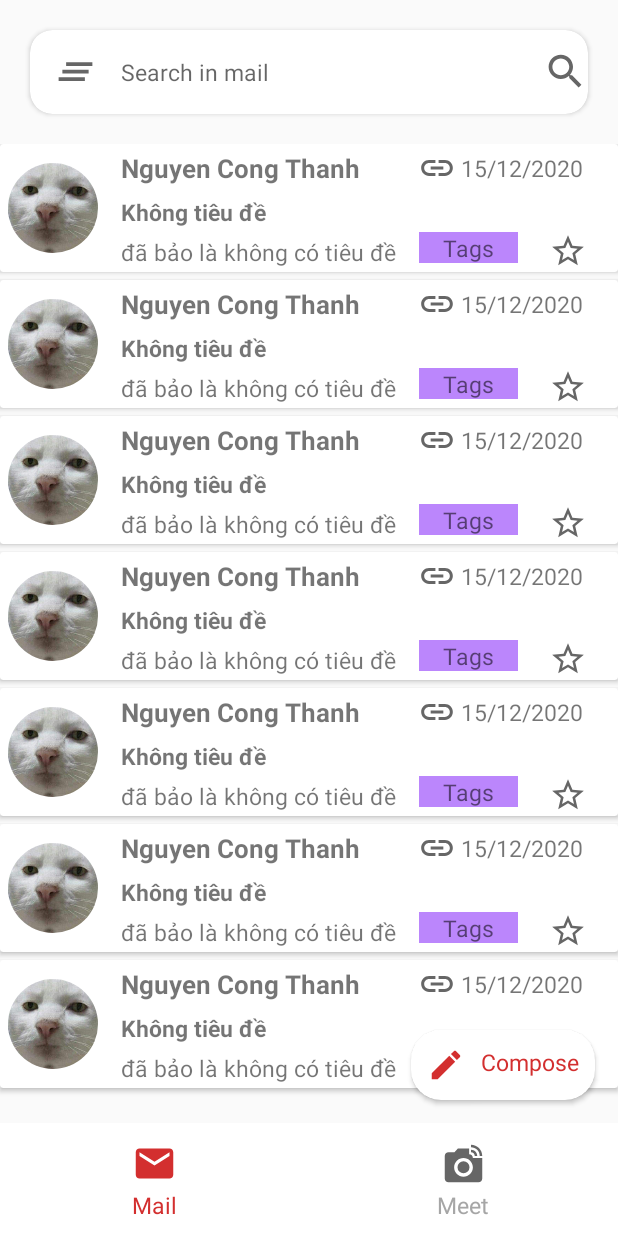
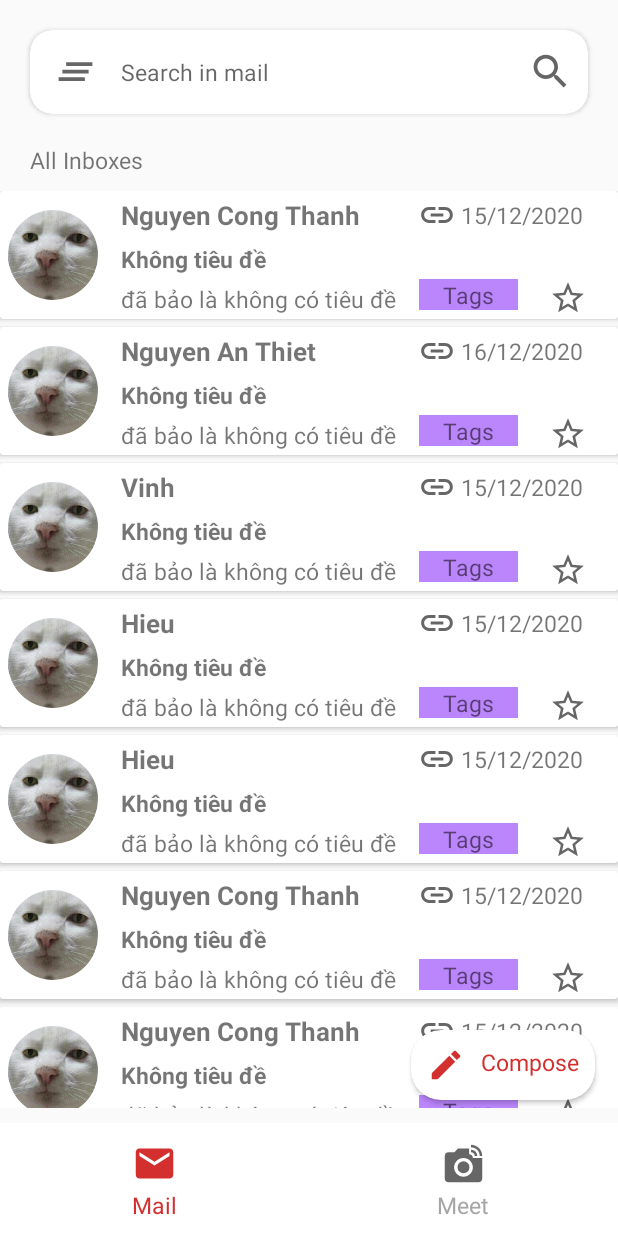
Before and after one commit to JeffKi11er/email_client_app, an Android app: the screen it shows after launch (MainActivity), on a phone screen of 412 x 824 dp. Run offline under Robolectric (Android 15) with nearby library versions, the phone set to English and light mode, and no system bars; our stand-ins replace CircleImageView, Picasso; libraries missing offline, so code that uses them is left out: it.xabaras.android.

Commit message:
update inbox, all fragment

```diff
--- a/app/build.gradle
+++ b/app/build.gradle
@@ -8,7 +8,7 @@ android {
 
     defaultConfig {
         applicationId "com.example.email_client_app"
-        minSdkVersion 16
+        minSdkVersion 19
         targetSdkVersion 30
         versionCode 1
         versionName "1.0"
@@ -28,6 +28,9 @@ android {
     }
 }
 dependencies {
+    implementation 'it.xabaras.android:recyclerview-swipedecorator:1.2.3'
+    implementation 'com.ernestoyaquello.dragdropswiperecyclerview:drag-drop-swipe-recyclerview:0.6.0'
+    implementation 'com.baoyz.swipemenulistview:library:1.3.0'
     implementation 'com.github.bumptech.glide:glide:3.7.0'
     implementation 'org.jsoup:jsoup:1.12.1'
     implementation 'de.hdodenhof:circleimageview:2.1.0'
--- a/app/src/main/AndroidManifest.xml
+++ b/app/src/main/AndroidManifest.xml
@@ -1,6 +1,9 @@
 <?xml version="1.0" encoding="utf-8"?>
 <manifest xmlns:android="http://schemas.android.com/apk/res/android"
     package="com.example.email_client_app">
+    <uses-permission android:name="android.permission.READ_EXTERNAL_STORAGE"/>
+    <uses-permission android:name="android.permission.INTERNET"/>
+    <uses-permission android:name="android.permission.WRITE_EXTERNAL_STORAGE"/>
 
     <application
         android:allowBackup="true"
--- a/app/src/main/java/com/example/email_client_app/MainActivity.java
+++ b/app/src/main/java/com/example/email_client_app/MainActivity.java
@@ -4,6 +4,7 @@ import androidx.annotation.NonNull;
 import androidx.appcompat.app.AppCompatActivity;
 import androidx.core.view.GravityCompat;
 import androidx.drawerlayout.widget.DrawerLayout;
+import androidx.fragment.app.Fragment;
 
 import android.app.AlertDialog;
 import android.app.Dialog;
@@ -12,6 +13,7 @@ import android.content.Intent;
 import android.content.SharedPreferences;
 import android.graphics.Color;
 import android.graphics.drawable.ColorDrawable;
+import android.os.AsyncTask;
 import android.os.Bundle;
 import android.util.Log;
 import android.view.Gravity;
@@ -31,6 +33,14 @@ import com.example.email_client_app.custom.DialogAuthentication;
 import com.example.email_client_app.fragment.FragmentCheck;
 import com.google.android.material.navigation.NavigationView;
 
+import java.util.Properties;
+
+import javax.mail.BodyPart;
+import javax.mail.Folder;
+import javax.mail.Multipart;
+import javax.mail.Session;
+import javax.mail.Store;
+
 public class MainActivity extends AppCompatActivity implements View.OnClickListener, NavigationView.OnNavigationItemSelectedListener {
     private ImageView imageViewBar;
     private DrawerLayout drawerLayout;
@@ -44,12 +54,21 @@ public class MainActivity extends AppCompatActivity implements View.OnClickListe
     private EditText edtFieldName;
     private EditText edtFieldPass;
     private TextView tvBack;
-    private FragmentCheck fragmentCheck = new FragmentCheck();
+    private String userEmail;
+    private String userPasswords;
     @Override
     protected void onCreate(Bundle savedInstanceState) {
         super.onCreate(savedInstanceState);
         setContentView(R.layout.activity_main);
         init();
+        if (savedInstanceState==null){
+            nav.setCheckedItem(R.id.menu_all);
+            FragmentCheck fragmentCheck = new FragmentCheck();
+            Bundle args = new Bundle();
+            args.putString("title","All Inboxes");
+            fragmentCheck.setArguments(args);
+            getSupportFragmentManager().beginTransaction().replace(R.id.content_,fragmentCheck).commit();
+        }
     }
     private void init() {
         imageViewBar = findViewById(R.id.img_bar);
@@ -61,9 +80,11 @@ public class MainActivity extends AppCompatActivity implements View.OnClickListe
         imgHeader = viewHeader.findViewById(R.id.profile_image);
         tvHeaderEmail = viewHeader.findViewById(R.id.tv_mail_header);
         SharedPreferences sharedPreferencesEmail = this.getSharedPreferences("user_email", Context.MODE_PRIVATE);
-        tvHeaderEmail.setText(sharedPreferencesEmail.getString("user_email",""));
+        SharedPreferences sharedPreferencesPasswords = this.getSharedPreferences("user_passwords",Context.MODE_PRIVATE);
+        userEmail = sharedPreferencesEmail.getString("user_email","");
+        userPasswords =  sharedPreferencesPasswords.getString("user_passwords","");
+        tvHeaderEmail.setText(userEmail);
         tvCompose.setOnClickListener(this);
-        getSupportFragmentManager().beginTransaction().replace(R.id.content_,fragmentCheck).commit();
         imageViewBar.setOnClickListener(new View.OnClickListener() {
             @Override
             public void onClick(View v) {
@@ -90,6 +111,20 @@ public class MainActivity extends AppCompatActivity implements View.OnClickListe
                 openLoginDialog();
                 Log.e(getClass().getName(),"start Setting");
                 break;
+            case R.id.menu_all:
+                FragmentCheck fragmentCheck = new FragmentCheck();
+                Bundle args = new Bundle();
+                args.putString("title","All Inboxes");
+                fragmentCheck.setArguments(args);
+                getSupportFragmentManager().beginTransaction().replace(R.id.content_,fragmentCheck).commit();
+                break;
+            case R.id.menu_inb:
+                FragmentCheck fragmentCheck1 = new FragmentCheck();
+                Bundle args1 = new Bundle();
+                args1.putString("title","Inbox");
+                fragmentCheck1.setArguments(args1);
+                getSupportFragmentManager().beginTransaction().replace(R.id.content_,fragmentCheck1).commit();
+                break;
         }
         drawerLayout.closeDrawer(GravityCompat.START);
         return false;
@@ -100,4 +135,5 @@ public class MainActivity extends AppCompatActivity implements View.OnClickListe
         startActivity(intent);
         finish();
     }
+
 }
--- a/app/src/main/java/com/example/email_client_app/fragment/FragmentCheck.java
+++ b/app/src/main/java/com/example/email_client_app/fragment/FragmentCheck.java
@@ -1,9 +1,15 @@
 package com.example.email_client_app.fragment;
 
+import android.content.Context;
+import android.content.Intent;
+import android.content.SharedPreferences;
+import android.os.AsyncTask;
 import android.os.Bundle;
+import android.util.Log;
 import android.view.LayoutInflater;
 import android.view.View;
 import android.view.ViewGroup;
+import android.widget.TextView;
 
 import androidx.annotation.NonNull;
 import androidx.annotation.Nullable;
@@ -15,36 +21,106 @@ import com.example.email_client_app.adapter.AdapterItem;
 import com.example.email_client_app.item.ItemEmail;
 
 import java.util.ArrayList;
+import java.util.Properties;
+
+import javax.mail.Address;
+import javax.mail.BodyPart;
+import javax.mail.Folder;
+import javax.mail.Message;
+import javax.mail.Multipart;
+import javax.mail.Session;
+import javax.mail.Store;
+
+import androidx.recyclerview.widget.ItemTouchHelper;
+
+import it.xabaras.android.recyclerview.swipedecorator.RecyclerViewSwipeDecorator;
 
 public class FragmentCheck extends Fragment {
-    private ArrayList<ItemEmail>emails;
     private RecyclerView rclEmails;
+    private String userEmail;
+    private String userPasswords;
+    private ArrayList<ItemEmail> emails;
+    private String title;
+    private TextView tvTitle;
+
     @Nullable
     @Override
     public View onCreateView(@NonNull LayoutInflater inflater, @Nullable ViewGroup container, @Nullable Bundle savedInstanceState) {
-        View view = inflater.inflate(R.layout.fragment_check,container,false);
+        View view = inflater.inflate(R.layout.fragment_check, container, false);
+        if (getArguments()!=null){
+            title = getArguments().getString("title");
+        }
         return view;
     }
-
     @Override
     public void onActivityCreated(@Nullable Bundle savedInstanceState) {
         super.onActivityCreated(savedInstanceState);
-        emails  = new ArrayList<>();
-        emails.add(new ItemEmail("Nguyen Cong Thanh","15/12/2020",R.drawable.cat,true,"Không tiêu đề",
+        SharedPreferences sharedPreferencesEmail = getActivity().getSharedPreferences("user_email", Context.MODE_PRIVATE);
+        SharedPreferences sharedPreferencesPasswords = getActivity().getSharedPreferences("user_passwords", Context.MODE_PRIVATE);
+        userEmail = sharedPreferencesEmail.getString("user_email", "");
+        userPasswords = sharedPreferencesPasswords.getString("user_passwords", "");
+        emails = new ArrayList<>();
+        emails.add(new ItemEmail("Nguyen Cong Thanh", "15/12/2020", R.drawable.cat, true, "Không tiêu đề",
                 "đã bảo là không có tiêu đề"));
-        emails.add(new ItemEmail("Nguyen Cong Thanh","15/12/2020",R.drawable.cat,true,"Không tiêu đề",
+        emails.add(new ItemEmail("Nguyen An Thiet", "16/12/2020", R.drawable.cat, true, "Không tiêu đề",
                 "đã bảo là không có tiêu đề"));
-        emails.add(new ItemEmail("Nguyen Cong Thanh","15/12/2020",R.drawable.cat,true,"Không tiêu đề",
+        emails.add(new ItemEmail("Vinh", "15/12/2020", R.drawable.cat, true, "Không tiêu đề",
                 "đã bảo là không có tiêu đề"));
-        emails.add(new ItemEmail("Nguyen Cong Thanh","15/12/2020",R.drawable.cat,true,"Không tiêu đề",
+        emails.add(new ItemEmail("Hieu", "15/12/2020", R.drawable.cat, true, "Không tiêu đề",
                 "đã bảo là không có tiêu đề"));
-        emails.add(new ItemEmail("Nguyen Cong Thanh","15/12/2020",R.drawable.cat,true,"Không tiêu đề",
+        emails.add(new ItemEmail("Hieu", "15/12/2020", R.drawable.cat, true, "Không tiêu đề",
                 "đã bảo là không có tiêu đề"));
-        emails.add(new ItemEmail("Nguyen Cong Thanh","15/12/2020",R.drawable.cat,true,"Không tiêu đề",
+        emails.add(new ItemEmail("Nguyen Cong Thanh", "15/12/2020", R.drawable.cat, true, "Không tiêu đề",
                 "đã bảo là không có tiêu đề"));
-        emails.add(new ItemEmail("Nguyen Cong Thanh","15/12/2020",R.drawable.cat,true,"Không tiêu đề",
+        emails.add(new ItemEmail("Nguyen Cong Thanh", "15/12/2020", R.drawable.cat, true, "Không tiêu đề",
                 "đã bảo là không có tiêu đề"));
         rclEmails = getActivity().findViewById(R.id.rcl_emails);
-        rclEmails.setAdapter(new AdapterItem(getContext(),emails));
+        tvTitle = getActivity().findViewById(R.id.tv_status);
+        tvTitle.setText(title);
+        rclEmails.setAdapter(new AdapterItem(getContext(), emails));
+        //       new MyAsynk().execute();
+    }
+
+    public class MyAsynk extends AsyncTask<Void, Void, Void> {
+        @Override
+        protected Void doInBackground(Void... params) {
+
+            Properties props = new Properties();
+            props.setProperty("mail.store.protocol", "imaps");
+            try {
+                Session session = Session.getInstance(props, null);
+                Store store = session.getStore();
+                store.connect("imap.gmail.com", userEmail, userPasswords);
+                Folder inbox = store.getFolder("INBOX");
+                inbox.open(Folder.READ_ONLY);
+//                javax.mail.Message []msg= inbox.getMessages();
+//                for (Message message:msg) {
+////                    Log.e(getClass().getName(),message.getContent().toString());
+//                    Address[] address = message.getFrom();
+//                    for (Address address1:address) {
+//                        Log.e(getClass().getName(),address1.toString() + message.getReceivedDate());
+//                    }
+//                }
+                javax.mail.Message msg = inbox.getMessage(inbox.getMessageCount());
+                javax.mail.Address[] in = msg.getFrom();
+                for (javax.mail.Address address : in) {
+                    Log.e(getClass().getName(), address.toString());
+                }
+                Multipart mp = (Multipart) msg.getContent();
+                BodyPart bp = mp.getBodyPart(0);
+//                System.out.println("SENT DATE:" + msg.getSentDate());
+//                System.out.println("SUBJECT:" + msg.getSubject());
+//                System.out.println("CONTENT:" + bp.getContent());
+                String date = msg.getSentDate().toString();
+                String subject = msg.getSubject().toString();
+                String content = bp.getContent().toString();
+                Log.e(getClass().getName(), subject + content + date);
+//                emails.add(new ItemEmail("",date,R.drawable.cat,true,subject,content));
+//                rclEmails.setAdapter(new AdapterItem(getContext(),emails));
+            } catch (Exception mex) {
+                mex.printStackTrace();
+            }
+            return null;
+        }
     }
 }
--- a/app/src/main/res/layout/activity_main.xml
+++ b/app/src/main/res/layout/activity_main.xml
@@ -57,6 +57,7 @@
                                 android:layout_width="30dp"
                                 android:layout_height="30dp"
                                 android:src="@drawable/ic_search"
+                                android:layout_marginRight="10dp"
                                 android:layout_centerVertical="true"
                                 android:layout_alignParentRight="true"
                                 />
--- a/app/src/main/res/layout/fragment_check.xml
+++ b/app/src/main/res/layout/fragment_check.xml
@@ -4,6 +4,14 @@
     android:layout_height="match_parent"
     xmlns:app="http://schemas.android.com/apk/res-auto"
     android:orientation="vertical">
+    <TextView
+        android:layout_width="wrap_content"
+        android:layout_height="wrap_content"
+        android:id="@+id/tv_status"
+        android:layout_marginLeft="20dp"
+        android:layout_marginBottom="10dp"
+        android:textSize="15sp"
+        android:text="@string/all"/>
     <androidx.recyclerview.widget.RecyclerView
         android:layout_width="match_parent"
         android:layout_height="match_parent"
```
